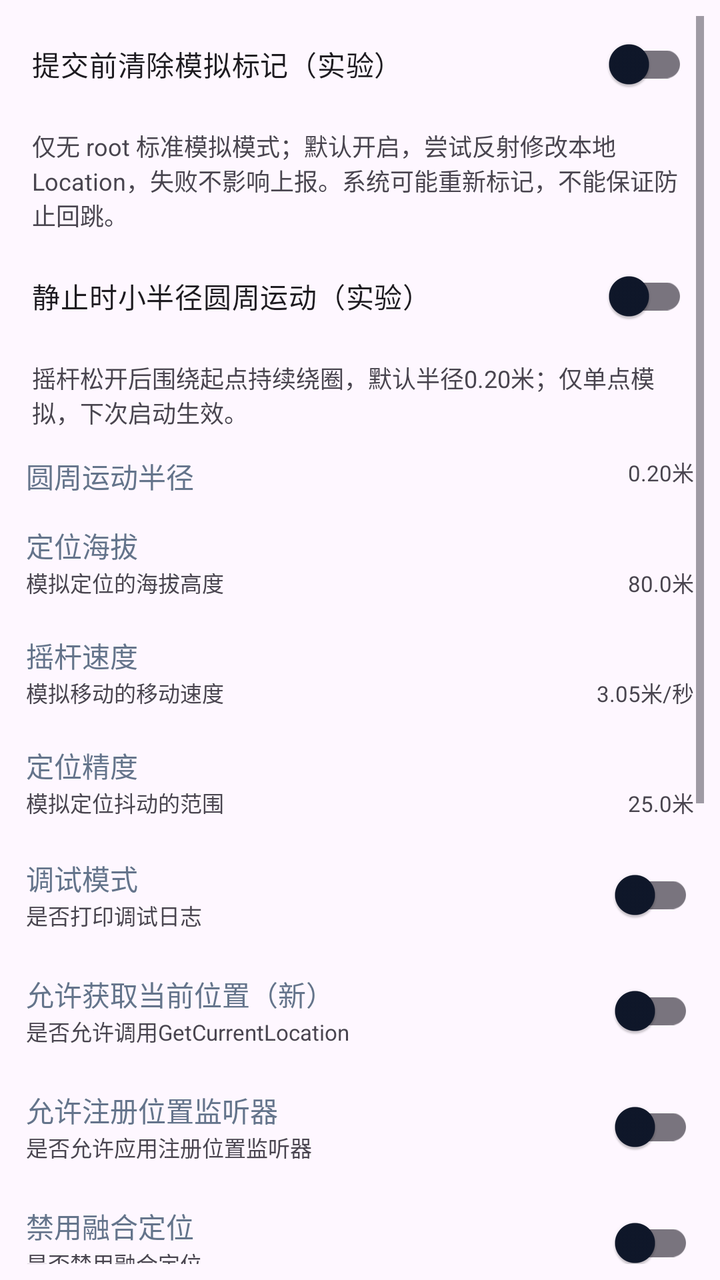
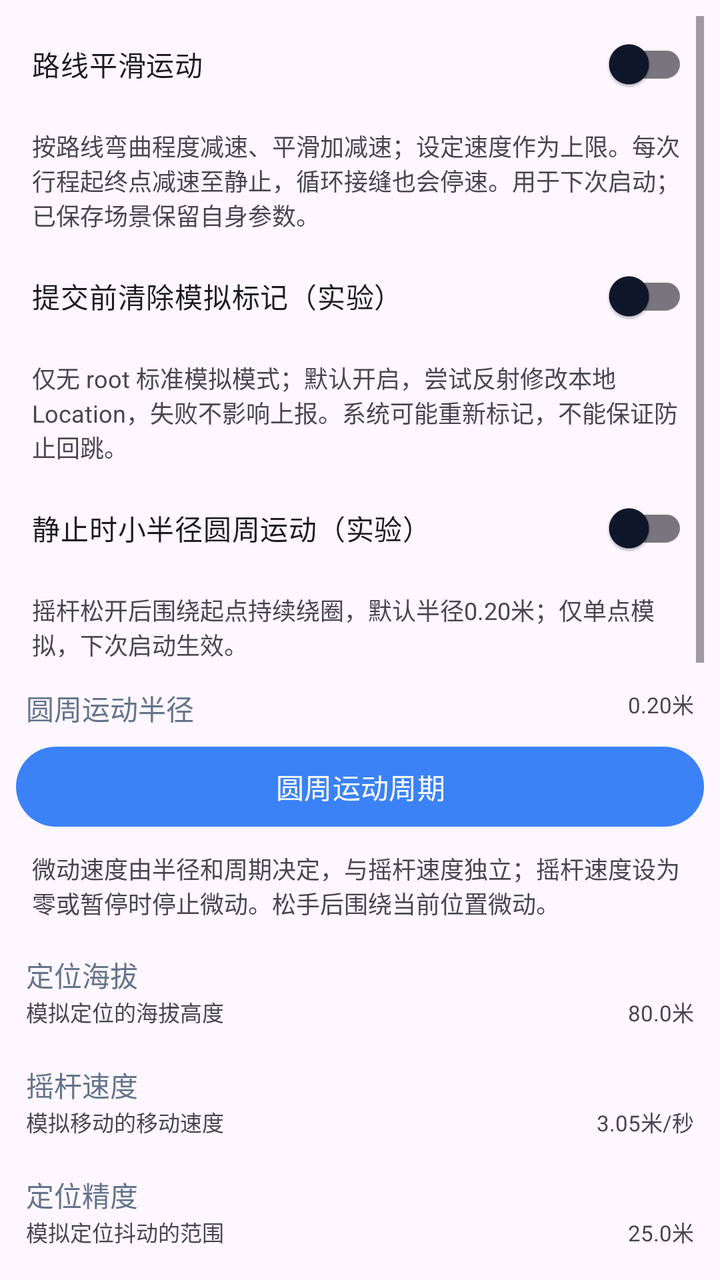

Screens rendered from an Android XML layout before and after an edit, with the pre-edit source and the edit as a unified diff.
<!-- AndroidManifest.xml: application theme AppTheme -->
<!-- res/layout/fragment_settings.xml -->
<?xml version="1.0" encoding="utf-8"?>
<androidx.constraintlayout.widget.ConstraintLayout xmlns:android="http://schemas.android.com/apk/res/android"
    xmlns:app="http://schemas.android.com/apk/res-auto"
    xmlns:tools="http://schemas.android.com/tools"
    android:layout_width="match_parent"
    android:layout_height="match_parent"
    android:padding="8dp"
    tools:context=".ui.settings.SettingsFragment">

    <ScrollView
        android:layout_width="match_parent"
        android:layout_height="0dp"
        app:layout_constraintTop_toTopOf="parent"
        app:layout_constraintStart_toStartOf="parent">

        <LinearLayout
            android:layout_width="match_parent"
            android:layout_height="wrap_content"
            android:orientation="vertical">

            <com.google.android.material.switchmaterial.SwitchMaterial
                android:id="@+id/clear_mock_flag_switch"
                android:layout_width="match_parent"
                android:layout_height="wrap_content"
                android:minHeight="48dp"
                android:padding="8dp"
                android:text="@string/clear_mock_flag_experiment"
                app:useMaterialThemeColors="true" />

            <TextView
                android:layout_width="match_parent"
                android:layout_height="wrap_content"
                android:padding="8dp"
                android:text="@string/clear_mock_flag_experiment_desc"
                android:textSize="12sp" />

            <com.google.android.material.switchmaterial.SwitchMaterial
                android:id="@+id/orbit_motion_switch"
                android:layout_width="match_parent"
                android:layout_height="wrap_content"
                android:minHeight="48dp"
                android:padding="8dp"
                android:text="@string/orbit_motion_experiment"
                app:useMaterialThemeColors="true" />

            <TextView
                android:layout_width="match_parent"
                android:layout_height="wrap_content"
                android:padding="8dp"
                android:text="@string/orbit_motion_experiment_desc"
                android:textSize="12sp" />

            <androidx.constraintlayout.widget.ConstraintLayout
                android:id="@+id/orbit_radius_layout"
                android:layout_width="match_parent"
                android:layout_height="wrap_content"
                android:padding="5dp">
                <com.google.android.material.textview.MaterialTextView
                    android:id="@+id/orbit_radius_title"
                    android:layout_width="wrap_content"
                    android:layout_height="wrap_content"
                    android:text="圆周运动半径"
                    android:textColor="@color/lse_mini_title_color"
                    app:layout_constraintStart_toStartOf="parent"
                    app:layout_constraintTop_toTopOf="parent" />
                <com.google.android.material.textview.MaterialTextView
                    android:id="@+id/orbit_radius_value"
                    android:layout_width="wrap_content"
                    android:layout_height="wrap_content"
                    android:text="0.20米"
                    android:textSize="11sp"
                    app:layout_constraintEnd_toEndOf="parent"
                    app:layout_constraintTop_toTopOf="parent" />
            </androidx.constraintlayout.widget.ConstraintLayout>

            <LinearLayout
                android:id="@+id/selinux_layout"
                android:visibility="gone"
                android:layout_width="match_parent"
                android:layout_height="wrap_content"
                android:gravity="center_vertical"
                android:orientation="horizontal"
                android:padding="5dp">
                <LinearLayout
                    android:layout_width="0dp"
                    android:layout_height="wrap_content"
                    android:layout_weight="1"
                    android:orientation="vertical"
                    android:gravity="center_vertical">
                    <com.google.android.material.textview.MaterialTextView
                        android:layout_width="wrap_content"
                        android:layout_height="wrap_content"
                        android:text="@string/selinux"
                        android:textColor="@color/lse_mini_title_color" />
                    <com.google.android.material.textview.MaterialTextView
                        android:layout_width="wrap_content"
                        android:layout_height="wrap_content"
                        android:text="@string/need_open_selinux"
                        android:textSize="11sp" />
                </LinearLayout>
                <com.google.android.material.switchmaterial.SwitchMaterial
                    android:id="@+id/selinux_switch"
                    android:layout_width="0dp"
                    android:layout_weight="1"
                    android:layout_height="wrap_content"
                    android:layout_gravity="center_vertical"
                    app:useMaterialThemeColors="true"/>
            </LinearLayout>

            <androidx.constraintlayout.widget.ConstraintLayout
                android:id="@+id/altitude_layout"
                android:layout_width="match_parent"
                android:layout_height="wrap_content"
                android:gravity="center_vertical"
                android:padding="5dp"
                android:layout_marginTop="4dp"
                android:layout_marginBottom="4dp">

                <com.google.android.material.textview.MaterialTextView
                    android:id="@+id/altitude_title"
                    android:layout_width="wrap_content"
                    android:layout_height="wrap_content"
                    android:text="@string/altitude"
                    android:textColor="@color/lse_mini_title_color"
                    app:layout_constraintStart_toStartOf="parent"
                    app:layout_constraintTop_toTopOf="parent"/>

                <com.google.android.material.textview.MaterialTextView
                    android:id="@+id/altitude_desc"
                    android:layout_width="wrap_content"
                    android:layout_height="wrap_content"
                    android:text="@string/altitude_desc"
                    android:textSize="11sp"
                    app:layout_constraintStart_toStartOf="parent"
                    app:layout_constraintTop_toBottomOf="@id/altitude_title"/>

                <com.google.android.material.textview.MaterialTextView
                    android:id="@+id/altitude_value"
                    android:layout_width="wrap_content"
                    android:layout_height="wrap_content"
                    android:text="80.0米"
                    android:textSize="11sp"
                    app:layout_constraintTop_toBottomOf="@id/altitude_title"
                    app:layout_constraintEnd_toEndOf="parent" />

            </androidx.constraintlayout.widget.ConstraintLayout>

            <androidx.constraintlayout.widget.ConstraintLayout
                android:id="@+id/speed_layout"
                android:layout_width="match_parent"
                android:layout_height="wrap_content"
                android:gravity="center_vertical"
                android:padding="5dp"
                android:layout_marginTop="4dp"
                android:layout_marginBottom="4dp">

                <com.google.android.material.textview.MaterialTextView
                    android:id="@+id/speed_title"
                    android:layout_width="wrap_content"
                    android:layout_height="wrap_content"
                    android:text="@string/rocker_speed"
                    android:textColor="@color/lse_mini_title_color"
                    app:layout_constraintStart_toStartOf="parent"
                    app:layout_constraintTop_toTopOf="parent"/>

                <com.google.android.material.textview.MaterialTextView
                    android:id="@+id/speed_desc"
                    android:layout_width="wrap_content"
                    android:layout_height="wrap_content"
                    android:text="@string/rocker_speed_desc"
                    android:textSize="11sp"
                    app:layout_constraintStart_toStartOf="parent"
                    app:layout_constraintTop_toBottomOf="@id/speed_title"/>

                <com.google.android.material.textview.MaterialTextView
                    android:id="@+id/speed_value"
                    android:layout_width="wrap_content"
                    android:layout_height="wrap_content"
                    android:text="3.05米/秒"
                    android:textSize="11sp"
                    app:layout_constraintTop_toBottomOf="@id/speed_title"
                    app:layout_constraintEnd_toEndOf="parent" />

            </androidx.constraintlayout.widget.ConstraintLayout>

            <androidx.constraintlayout.widget.ConstraintLayout
                android:id="@+id/accuracy_layout"
                android:layout_width="match_parent"
                android:layout_height="wrap_content"
                android:gravity="center_vertical"
                android:padding="5dp"
                android:layout_marginTop="4dp"
                android:layout_marginBottom="4dp">

                <com.google.android.material.textview.MaterialTextView
                    android:id="@+id/accuracy_title"
                    android:layout_width="wrap_content"
                    android:layout_height="wrap_content"
                    android:text="@string/accuracy"
                    android:textColor="@color/lse_mini_title_color"
                    app:layout_constraintStart_toStartOf="parent"
                    app:layout_constraintTop_toTopOf="parent"/>

                <com.google.android.material.textview.MaterialTextView
                    android:id="@+id/accuracy_desc"
                    android:layout_width="wrap_content"
                    android:layout_height="wrap_content"
                    android:text="@string/accuracy_desc"
                    android:textSize="11sp"
                    app:layout_constraintStart_toStartOf="parent"
                    app:layout_constraintTop_toBottomOf="@id/accuracy_title"/>

                <com.google.android.material.textview.MaterialTextView
                    android:id="@+id/accuracy_value"
                    android:layout_width="wrap_content"
                    android:layout_height="wrap_content"
                    android:text="25.0米"
                    android:textSize="11sp"
                    app:layout_constraintTop_toBottomOf="@id/accuracy_title"
                    app:layout_constraintEnd_toEndOf="parent" />

            </androidx.constraintlayout.widget.ConstraintLayout>

            <LinearLayout
                android:id="@+id/debug_layout"
                android:layout_width="match_parent"
                android:layout_height="wrap_content"
                android:padding="5dp"
                android:gravity="center_vertical"
                android:orientation="horizontal">
                <LinearLayout
                    android:layout_width="0dp"
                    android:layout_height="wrap_content"
                    android:layout_weight="1"
                    android:orientation="vertical"
                    android:gravity="center_vertical">
                    <com.google.android.material.textview.MaterialTextView
                        android:layout_width="wrap_content"
                        android:layout_height="wrap_content"
                        android:text="@string/debug"
                        android:textColor="@color/lse_mini_title_color" />
                    <com.google.android.material.textview.MaterialTextView
                        android:layout_width="wrap_content"
                        android:layout_height="wrap_content"
                        android:text="@string/debug_desc"
                        android:textSize="11sp" />
                </LinearLayout>
                <com.google.android.material.switchmaterial.SwitchMaterial
                    android:id="@+id/debug_switch"
                    android:layout_width="0dp"
                    android:layout_weight="1"
                    android:layout_height="wrap_content"
                    android:layout_gravity="center_vertical"
                    app:useMaterialThemeColors="true"/>
            </LinearLayout>

            <LinearLayout
                android:id="@+id/dgc_layout"
                android:layout_width="match_parent"
                android:layout_height="wrap_content"
                android:gravity="center_vertical"
                android:padding="5dp"
                android:orientation="horizontal">
                <LinearLayout
                    android:layout_width="0dp"
                    android:layout_height="wrap_content"
                    android:layout_weight="1"
                    android:orientation="vertical"
                    android:gravity="center_vertical">
                    <com.google.android.material.textview.MaterialTextView
                        android:layout_width="wrap_content"
                        android:layout_height="wrap_content"
                        android:text="@string/dgc"
                        android:textColor="@color/lse_mini_title_color" />
                    <com.google.android.material.textview.MaterialTextView
                        android:layout_width="wrap_content"
                        android:layout_height="wrap_content"
                        android:text="@string/dgc_desc"
                        android:textSize="11sp" />
                </LinearLayout>
                <com.google.android.material.switchmaterial.SwitchMaterial
                    android:id="@+id/dgc_switch"
                    android:layout_width="0dp"
                    android:layout_weight="1"
                    android:layout_height="wrap_content"
                    android:layout_gravity="center_vertical"
                    app:useMaterialThemeColors="true"/>
            </LinearLayout>

            <LinearLayout
                android:id="@+id/rll_layout"
                android:layout_width="match_parent"
                android:layout_height="wrap_content"
                android:gravity="center_vertical"
                android:padding="5dp"
                android:orientation="horizontal">
                <LinearLayout
                    android:layout_width="0dp"
                    android:layout_height="wrap_content"
                    android:layout_weight="1"
                    android:orientation="vertical"
                    android:gravity="center_vertical">
                    <com.google.android.material.textview.MaterialTextView
                        android:layout_width="wrap_content"
                        android:layout_height="wrap_content"
                        android:text="@string/rll"
                        android:textColor="@color/lse_mini_title_color" />
                    <com.google.android.material.textview.MaterialTextView
                        android:layout_width="wrap_content"
                        android:layout_height="wrap_content"
                        android:text="@string/rll_desc"
                        android:textSize="11sp" />
                </LinearLayout>
                <com.google.android.material.switchmaterial.SwitchMaterial
                    android:id="@+id/rll_switch"
                    android:layout_width="0dp"
                    android:layout_weight="1"
                    android:layout_height="wrap_content"
                    android:layout_gravity="center_vertical"
                    app:useMaterialThemeColors="true"/>
            </LinearLayout>

            <LinearLayout
                android:id="@+id/dfused_layout"
                android:layout_width="match_parent"
                android:layout_height="wrap_content"
                android:gravity="center_vertical"
                android:padding="5dp"
                android:orientation="horizontal">
                <LinearLayout
                    android:layout_width="0dp"
                    android:layout_height="wrap_content"
                    android:layout_weight="1"
                    android:orientation="vertical"
                    android:gravity="center_vertical">
                    <com.google.android.material.textview.MaterialTextView
                        android:layout_width="wrap_content"
                        android:layout_height="wrap_content"
                        android:text="@string/dfused"
                        android:textColor="@color/lse_mini_title_color" />
                    <com.google.android.material.textview.MaterialTextView
                        android:layout_width="wrap_content"
                        android:layout_height="wrap_content"
                        android:text="@string/dfused_desc"
                        android:textSize="11sp" />
                </LinearLayout>
                <com.google.android.material.switchmaterial.SwitchMaterial
                    android:id="@+id/dfused_switch"
                    android:layout_width="0dp"
                    android:layout_weight="1"
                    android:layout_height="wrap_content"
                    android:layout_gravity="center_vertical"
                    app:useMaterialThemeColors="true"/>
            </LinearLayout>

            <LinearLayout
                android:id="@+id/cdma_layout"
                android:layout_width="match_parent"
                android:layout_height="wrap_content"
                android:gravity="center_vertical"
                android:padding="5dp"
                android:orientation="horizontal">
                <LinearLayout
                    android:layout_width="0dp"
                    android:layout_height="wrap_content"
                    android:layout_weight="1"
                    android:orientation="vertical"
                    android:gravity="center_vertical">
                    <com.google.android.material.textview.MaterialTextView
                        android:layout_width="wrap_content"
                        android:layout_height="wrap_content"
                        android:text="@string/cdma"
                        android:textColor="@color/lse_mini_title_color" />
                    <com.google.android.material.textview.MaterialTextView
                        android:layout_width="wrap_content"
                        android:layout_height="wrap_content"
                        android:text="@string/cdma_desc"
                        android:textSize="11sp" />
                </LinearLayout>
                <com.google.android.material.switchmaterial.SwitchMaterial
                    android:id="@+id/cdma_switch"
                    android:layout_width="0dp"
                    android:layout_weight="1"
                    android:layout_height="wrap_content"
                    android:layout_gravity="center_vertical"
                    app:useMaterialThemeColors="true"/>
            </LinearLayout>

            <LinearLayout
                android:id="@+id/sensor_hook_layout"
                android:layout_width="match_parent"
                android:layout_height="wrap_content"
                android:visibility="gone"
                android:gravity="center_vertical"
                android:padding="5dp"
                android:orientation="horizontal">
                <LinearLayout
                    android:layout_width="0dp"
                    android:layout_height="wrap_content"
                    android:layout_weight="1"
                    android:orientation="vertical"
                    android:gravity="center_vertical">
                    <com.google.android.material.textview.MaterialTextView
                        android:layout_width="wrap_content"
                        android:layout_height="wrap_content"
                        android:text="@string/hook_sensor"
                        android:textColor="@color/lse_mini_title_color" />
                    <com.google.android.material.textview.MaterialTextView
                        android:layout_width="wrap_content"
                        android:layout_height="wrap_content"
                        android:text="@string/hook_sensor_desc"
                        android:textSize="11sp" />
                </LinearLayout>
                <com.google.android.material.switchmaterial.SwitchMaterial
                    android:id="@+id/sensor_hook_switch"
                    android:layout_width="0dp"
                    android:layout_weight="1"
                    android:layout_height="wrap_content"
                    android:layout_gravity="center_vertical"
                    app:useMaterialThemeColors="true"/>
            </LinearLayout>

            <androidx.constraintlayout.widget.ConstraintLayout
                android:id="@+id/report_duration_layout"
                android:layout_width="match_parent"
                android:layout_height="wrap_content"
                android:gravity="center_vertical"
                android:padding="5dp"
                android:layout_marginTop="4dp"
                android:layout_marginBottom="4dp">

                <com.google.android.material.textview.MaterialTextView
                    android:id="@+id/report_duration_title"
                    android:layout_width="wrap_content"
                    android:layout_height="wrap_content"
                    android:text="@string/item_report_duration_title"
                    android:textColor="@color/lse_mini_title_color"
                    app:layout_constraintStart_toStartOf="parent"
                    app:layout_constraintTop_toTopOf="parent"/>

                <com.google.android.material.textview.MaterialTextView
                    android:id="@+id/report_duration_desc"
                    android:layout_width="wrap_content"
                    android:layout_height="wrap_content"
                    android:text="@string/item_report_duration_desc"
                    android:textSize="11sp"
                    app:layout_constraintStart_toStartOf="parent"
                    app:layout_constraintTop_toBottomOf="@id/report_duration_title"/>

                <com.google.android.material.textview.MaterialTextView
                    android:id="@+id/report_duration_value"
                    android:layout_width="wrap_content"
                    android:layout_height="wrap_content"
                    android:text="@string/item_report_duration_value"
                    android:textSize="11sp"
                    app:layout_constraintTop_toBottomOf="@id/report_duration_title"
                    app:layout_constraintEnd_toEndOf="parent" />

            </androidx.constraintlayout.widget.ConstraintLayout>

            <androidx.constraintlayout.widget.ConstraintLayout
                android:id="@+id/satellite_count_layout"
                android:layout_width="match_parent"
                android:layout_height="wrap_content"
                android:gravity="center_vertical"
                android:padding="5dp"
                android:layout_marginTop="4dp"
                android:layout_marginBottom="4dp">

                <com.google.android.material.textview.MaterialTextView
                    android:id="@+id/satellite_count_title"
                    android:layout_width="wrap_content"
                    android:layout_height="wrap_content"
                    android:text="模拟最少卫星数量"
                    android:textColor="@color/lse_mini_title_color"
                    app:layout_constraintStart_toStartOf="parent"
                    app:layout_constraintTop_toTopOf="parent"/>

                <com.google.android.material.textview.MaterialTextView
                    android:id="@+id/satellite_count_desc"
                    android:layout_width="wrap_content"
                    android:layout_height="wrap_content"
                    android:text="最少模拟的卫星数量（只支持北斗）"
                    android:textSize="11sp"
                    app:layout_constraintStart_toStartOf="parent"
                    app:layout_constraintTop_toBottomOf="@id/satellite_count_title"/>

                <com.google.android.material.textview.MaterialTextView
                    android:id="@+id/satellite_count_value"
                    android:layout_width="wrap_content"
                    android:layout_height="wrap_content"
                    android:text="12颗"
                    android:textSize="11sp"
                    app:layout_constraintTop_toBottomOf="@id/satellite_count_title"
                    app:layout_constraintEnd_toEndOf="parent" />

            </androidx.constraintlayout.widget.ConstraintLayout>

            <LinearLayout
                android:id="@+id/disable_wlan_scan_layout"
                android:layout_width="match_parent"
                android:layout_height="wrap_content"
                android:gravity="center_vertical"
                android:padding="5dp"
                android:orientation="horizontal">
                <LinearLayout
                    android:layout_width="0dp"
                    android:layout_height="wrap_content"
                    android:layout_weight="1"
                    android:orientation="vertical"
                    android:gravity="center_vertical">
                    <com.google.android.material.textview.MaterialTextView
                        android:layout_width="wrap_content"
                        android:layout_height="wrap_content"
                        android:text="禁用扫描WIFI列表"
                        android:textColor="@color/lse_mini_title_color" />
                    <com.google.android.material.textview.MaterialTextView
                        android:layout_width="wrap_content"
                        android:layout_height="wrap_content"
                        android:text="一定程度解决位置拉回（测试）"
                        android:textSize="11sp" />
                </LinearLayout>
                <com.google.android.material.switchmaterial.SwitchMaterial
                    android:id="@+id/disable_wlan_scan_switch"
                    android:layout_width="0dp"
                    android:layout_weight="1"
                    android:layout_height="wrap_content"
                    android:layout_gravity="center_vertical"
                    app:useMaterialThemeColors="true"/>
            </LinearLayout>

            <LinearLayout
                android:id="@+id/loop_broadcast_location_layout"
                android:layout_width="match_parent"
                android:layout_height="wrap_content"
                android:gravity="center_vertical"
                android:padding="5dp"
                android:orientation="horizontal">
                <LinearLayout
                    android:layout_width="0dp"
                    android:layout_height="wrap_content"
                    android:layout_weight="1"
                    android:orientation="vertical"
                    android:gravity="center_vertical">
                    <com.google.android.material.textview.MaterialTextView
                        android:layout_width="wrap_content"
                        android:layout_height="wrap_content"
                        android:text="反定位拉回"
                        android:textColor="@color/lse_mini_title_color" />
                    <com.google.android.material.textview.MaterialTextView
                        android:layout_width="wrap_content"
                        android:layout_height="wrap_content"
                        android:text="按上报间隔持续发送固定位置，不产生随机跳动"
                        android:textSize="11sp" />
                </LinearLayout>
                <com.google.android.material.switchmaterial.SwitchMaterial
                    android:id="@+id/loop_broadcast_location_switch"
                    android:layout_width="0dp"
                    android:layout_weight="1"
                    android:layout_height="wrap_content"
                    android:layout_gravity="center_vertical"
                    app:useMaterialThemeColors="true"/>
            </LinearLayout>

            <LinearLayout
                android:id="@+id/check_update_layout"
                android:layout_width="match_parent"
                android:layout_height="wrap_content"
                android:gravity="center_vertical"
                android:padding="5dp"
                android:orientation="horizontal">

                <LinearLayout
                    android:layout_width="0dp"
                    android:layout_height="wrap_content"
                    android:layout_weight="1"
                    android:orientation="vertical"
                    android:gravity="center_vertical">
                    <com.google.android.material.textview.MaterialTextView
                        android:id="@+id/check_update_title"
                        android:layout_width="wrap_content"
                        android:layout_height="wrap_content"
                        android:text="检查更新"
                        android:textColor="@color/lse_mini_title_color" />
                    <com.google.android.material.textview.MaterialTextView
                        android:id="@+id/check_update_desc"
                        android:layout_width="wrap_content"
                        android:layout_height="wrap_content"
                        android:text="点击检查 GitHub Releases 最新版本"
                        android:textSize="11sp" />
                </LinearLayout>

                <com.google.android.material.button.MaterialButton
                    android:id="@+id/check_update_button"
                    style="@style/Widget.MaterialComponents.Button.OutlinedButton"
                    android:layout_width="wrap_content"
                    android:layout_height="wrap_content"
                    android:text="检查" />
            </LinearLayout>
        </LinearLayout>

    </ScrollView>
</androidx.constraintlayout.widget.ConstraintLayout>
<!-- resources referenced by this layout -->
<resources>
  <color name="lse_mini_title_color">#64748B</color>
  <string name="accuracy">定位精度</string>
  <string name="accuracy_desc">模拟定位抖动的范围</string>
  <string name="altitude">定位海拔</string>
  <string name="altitude_desc">模拟定位的海拔高度</string>
  <string name="cdma">网络降级</string>
  <string name="cdma_desc">将网络降级为CDMA</string>
  <string name="clear_mock_flag_experiment">提交前清除模拟标记（实验）</string>
  <string name="clear_mock_flag_experiment_desc">仅无 root 标准模拟模式；默认开启，尝试反射修改本地 Location，失败不影响上报。系统可能重新标记，不能保证防止回跳。</string>
  <string name="debug">调试模式</string>
  <string name="debug_desc">是否打印调试日志</string>
  <string name="dfused">禁用融合定位</string>
  <string name="dfused_desc">是否禁用融合定位</string>
  <string name="dgc">允许获取当前位置（新）</string>
  <string name="dgc_desc">是否允许调用GetCurrentLocation</string>
  <string name="hook_sensor">传感器劫持</string>
  <string name="hook_sensor_desc">模拟步频（待完善）</string>
  <string name="item_report_duration_desc">上报位置的频率单位毫秒(ms)</string>
  <string name="item_report_duration_title">位置上报间隔</string>
  <string name="item_report_duration_value">100ms</string>
  <string name="need_open_selinux">是否开启SELinux</string>
  <string name="orbit_motion_experiment">静止时小半径圆周运动（实验）</string>
  <string name="orbit_motion_experiment_desc">摇杆松开后围绕起点持续绕圈，默认半径0.20米；仅单点模拟，下次启动生效。</string>
  <string name="rll">允许注册位置监听器</string>
  <string name="rll_desc">是否允许应用注册位置监听器</string>
  <string name="rocker_speed">摇杆速度</string>
  <string name="rocker_speed_desc">模拟移动的移动速度</string>
  <string name="selinux">SELinux</string>
  <style name="AppTheme" parent="Theme.Material3.DayNight.NoActionBar">
          <item name="colorPrimary">@color/primary</item>
          <item name="colorPrimaryInverse">@color/primary_dark</item>
          <item name="colorSecondary">@color/accent</item>
          <item name="colorSurface">@color/surface</item>
          <item name="colorOnSurface">@color/text_primary</item>
          <item name="colorOnPrimary">@color/white</item>
          <item name="android:statusBarColor">@android:color/transparent</item>
          <item name="android:navigationBarColor">@android:color/transparent</item>
          <item name="android:windowLightStatusBar">true</item>
          <item name="android:windowLightNavigationBar">true</item>
          <item name="windowActionModeOverlay">true</item>
          <item name="windowActionBar">false</item>
          <item name="windowNoTitle">true</item>
          <item name="android:windowDrawsSystemBarBackgrounds">true</item>
      </style>
  <color name="primary">#3B82F6</color>
  <color name="primary_dark">#1D4ED8</color>
  <color name="accent">#4F46E5</color>
  <color name="surface">#F8FAFC</color>
  <color name="text_primary">#0F172A</color>
  <color name="white">#FFFFFFFF</color>
</resources>

<!-- the commit's change to res/layout/fragment_settings.xml (unified diff, before → after) -->
@@ -18,6 +18,9 @@
             android:layout_height="wrap_content"
             android:orientation="vertical">
 
+            <com.google.android.material.switchmaterial.SwitchMaterial android:id="@+id/smooth_route_switch" android:layout_width="match_parent" android:layout_height="wrap_content" android:minHeight="48dp" android:padding="8dp" android:text="@string/smooth_route_motion" app:useMaterialThemeColors="true" />
+            <TextView android:layout_width="match_parent" android:layout_height="wrap_content" android:padding="8dp" android:text="@string/smooth_route_motion_desc" android:textSize="12sp" />
+
             <com.google.android.material.switchmaterial.SwitchMaterial
                 android:id="@+id/clear_mock_flag_switch"
                 android:layout_width="match_parent"
@@ -73,6 +76,9 @@
                     app:layout_constraintTop_toTopOf="parent" />
             </androidx.constraintlayout.widget.ConstraintLayout>
 
+            <com.google.android.material.button.MaterialButton android:id="@+id/orbit_period_button" android:layout_width="match_parent" android:layout_height="wrap_content" android:minHeight="48dp" android:text="@string/orbit_period" />
+            <TextView android:layout_width="match_parent" android:layout_height="wrap_content" android:padding="8dp" android:text="@string/orbit_period_desc" android:textSize="12sp" />
+
             <LinearLayout
                 android:id="@+id/selinux_layout"
                 android:visibility="gone"
<!-- resource entries referenced after the edit -->
@@ -23,11 +23,15 @@
   <string name="need_open_selinux">是否开启SELinux</string>
   <string name="orbit_motion_experiment">静止时小半径圆周运动（实验）</string>
   <string name="orbit_motion_experiment_desc">摇杆松开后围绕起点持续绕圈，默认半径0.20米；仅单点模拟，下次启动生效。</string>
+  <string name="orbit_period">圆周运动周期</string>
+  <string name="orbit_period_desc">微动速度由半径和周期决定，与摇杆速度独立；摇杆速度设为零或暂停时停止微动。松手后围绕当前位置微动。</string>
   <string name="rll">允许注册位置监听器</string>
   <string name="rll_desc">是否允许应用注册位置监听器</string>
   <string name="rocker_speed">摇杆速度</string>
   <string name="rocker_speed_desc">模拟移动的移动速度</string>
   <string name="selinux">SELinux</string>
+  <string name="smooth_route_motion">路线平滑运动</string>
+  <string name="smooth_route_motion_desc">按路线弯曲程度减速、平滑加减速；设定速度作为上限。每次行程起终点减速至静止，循环接缝也会停速。用于下次启动；已保存场景保留自身参数。</string>
   <style name="AppTheme" parent="Theme.Material3.DayNight.NoActionBar">
           <item name="colorPrimary">@color/primary</item>
           <item name="colorPrimaryInverse">@color/primary_dark</item>
